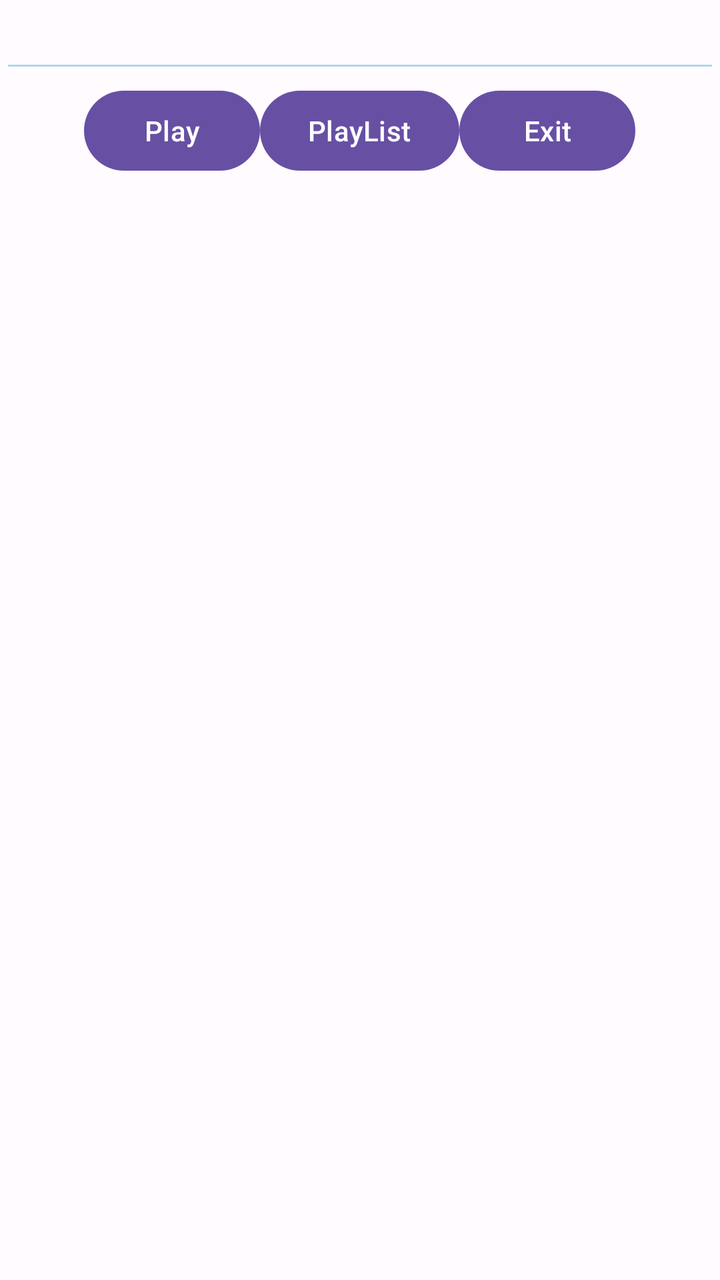
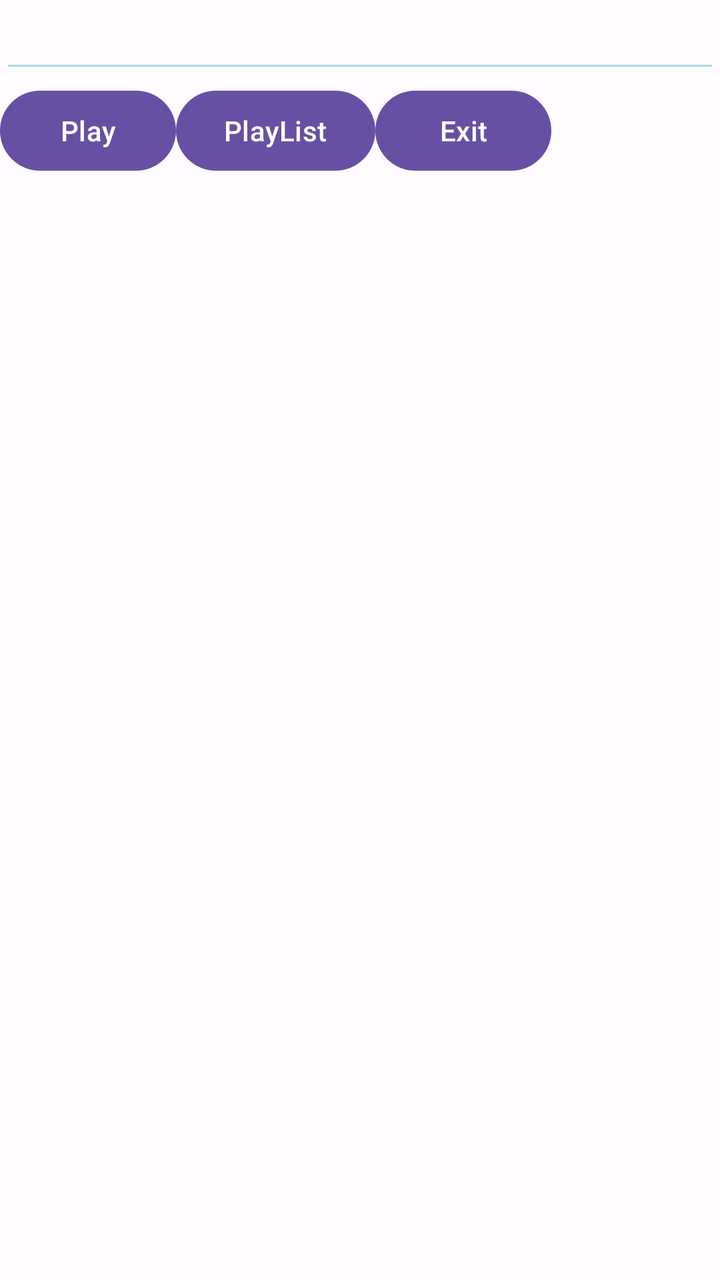

Compare the two renders of this Android layout. The source of the first and the diff that turns it into the second are given below.
<!-- AndroidManifest.xml: application theme AppTheme -->
<!-- res/layout/activity_main.xml -->
<?xml version="1.0" encoding="utf-8"?>
<LinearLayout
    xmlns:android="http://schemas.android.com/apk/res/android"
    xmlns:app="http://schemas.android.com/apk/res-auto"
    xmlns:tools="http://schemas.android.com/tools"
    android:id="@+id/layout_main"
    android:layout_width="match_parent"
    android:layout_height="match_parent"
    android:orientation="vertical"
    android:gravity="top">

    <EditText
      android:id="@+id/edit_url"
      android:backgroundTint="@color/lightBlue"
      android:layout_width="fill_parent"
      android:layout_height="wrap_content" />
      
    <LinearLayout
        android:layout_width="match_parent"
        android:layout_height="wrap_content"
        android:orientation="horizontal"
        android:gravity="center">
      
        <Button android:id="@+id/button_play"
          android:layout_width="wrap_content"
          android:layout_height="wrap_content"
          android:text="Play" />
		  
		 <Button android:id="@+id/button_playlist"
          android:layout_width="wrap_content"
          android:layout_height="wrap_content"
          android:text="PlayList" />
          
        <Button android:id="@+id/button_exit"
          android:layout_width="wrap_content"
          android:layout_height="wrap_content"
          android:text="Exit" />
          
    </LinearLayout>
    
</LinearLayout>
<!-- resources referenced by this layout -->
<resources>
  <color name="lightBlue">#add8e6</color>
  <color name="md_theme_light_primary">#6750A4</color>
  <color name="md_theme_light_onPrimary">#FFFFFF</color>
  <color name="md_theme_light_primaryContainer">#EADDFF</color>
  <color name="md_theme_light_onPrimaryContainer">#21005D</color>
  <color name="md_theme_light_secondary">#625B71</color>
  <color name="md_theme_light_onSecondary">#FFFFFF</color>
  <color name="md_theme_light_secondaryContainer">#E8DEF8</color>
  <color name="md_theme_light_onSecondaryContainer">#1D192B</color>
  <color name="md_theme_light_tertiary">#7D5260</color>
  <color name="md_theme_light_onTertiary">#FFFFFF</color>
  <color name="md_theme_light_tertiaryContainer">#FFD8E4</color>
  <color name="md_theme_light_onTertiaryContainer">#31111D</color>
  <color name="md_theme_light_error">#B3261E</color>
  <color name="md_theme_light_onError">#FFFFFF</color>
  <color name="md_theme_light_errorContainer">#F9DEDC</color>
  <color name="md_theme_light_onErrorContainer">#410E0B</color>
  <color name="md_theme_light_outline">#79747E</color>
  <color name="md_theme_light_background">#FFFBFE</color>
  <color name="md_theme_light_onBackground">#1C1B1F</color>
  <color name="md_theme_light_surface">#FFFBFE</color>
  <color name="md_theme_light_onSurface">#1C1B1F</color>
  <color name="md_theme_light_surfaceVariant">#E7E0EC</color>
  <color name="md_theme_light_onSurfaceVariant">#49454F</color>
  <color name="md_theme_light_inverseSurface">#313033</color>
  <color name="md_theme_light_inverseOnSurface">#F4EFF4</color>
  <color name="md_theme_light_inversePrimary">#D0BCFF</color>
  <!-- unchanged entries left out for length: 1 -->
</resources>

<!-- the commit's change to res/layout/activity_main.xml (unified diff, before → after) -->
@@ -26,7 +26,7 @@
           android:layout_height="wrap_content"
           android:text="Play" />
 		  
-		 <Button android:id="@+id/button_playlist"
+		    <Button android:id="@+id/button_playlist"
           android:layout_width="wrap_content"
           android:layout_height="wrap_content"
           android:text="PlayList" />
@@ -36,6 +36,26 @@
           android:layout_height="wrap_content"
           android:text="Exit" />
           
+        <androidx.recyclerview.widget.RecyclerView
+          android:id="@+id/recyclerView"
+          android:layout_width="match_parent"
+          android:layout_height="match_parent"
+          tools:listitem="@layout/item_text" />
+          
     </LinearLayout>
     
 </LinearLayout>
+<!-- res/layout/item_text.xml (included above) -->
+<LinearLayout
+    xmlns:android="http://schemas.android.com/apk/res/android"
+    android:layout_width="match_parent"
+    android:layout_height="wrap_content"
+    android:orientation="vertical"
+    android:padding="16dp">
+
+    <TextView
+        android:id="@+id/textView"
+        android:layout_width="match_parent"
+        android:layout_height="wrap_content"
+        android:textSize="16sp" />
+</LinearLayout>
